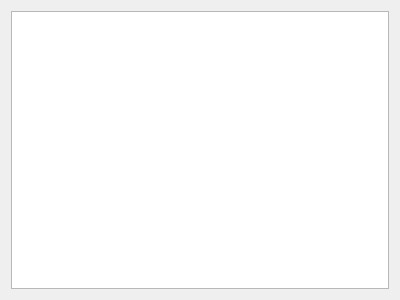
First picture: the form in src/gui/openingtreewidget.ui, repository madnight/chessx, before the edit.
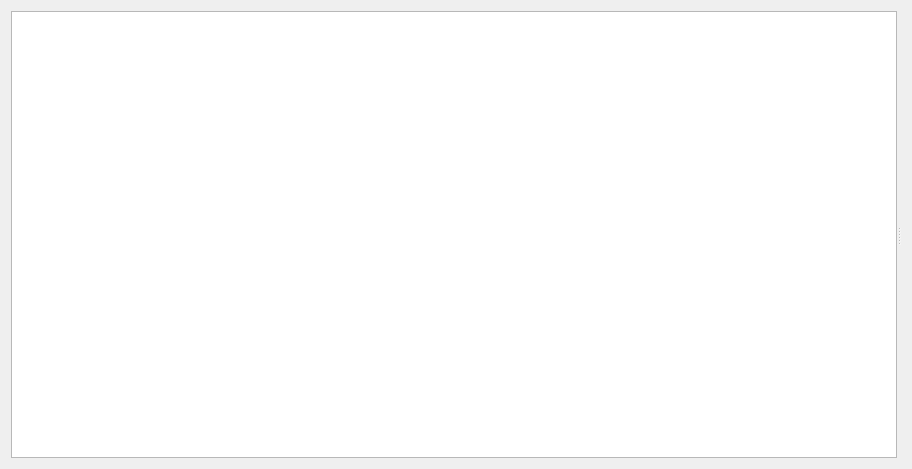
Second picture: the form after the edit. Custom widgets are drawn as their Qt base class.

Commit message: Resizable Boardview in Opening Tree

The edit to the form file:
```diff
--- a/src/gui/openingtreewidget.ui
+++ b/src/gui/openingtreewidget.ui
@@ -6,19 +6,34 @@
    <rect>
     <x>0</x>
     <y>0</y>
-    <width>400</width>
-    <height>300</height>
+    <width>912</width>
+    <height>469</height>
    </rect>
   </property>
   <property name="windowTitle">
    <string>Form</string>
   </property>
-  <layout class="QHBoxLayout" name="horizontalLayout">
+  <layout class="QVBoxLayout" name="verticalLayout">
+   <item>
+    <widget class="QSplitter" name="splitter">
+     <property name="orientation">
+      <enum>Qt::Horizontal</enum>
+     </property>
+     <widget class="QWidget" name="LeftWidget" native="true">
+      <layout class="QVBoxLayout" name="verticalLayout_2">
    <item>
     <widget class="TableView" name="OpeningTreeView"/>
    </item>
+      </layout>
+     </widget>
+     <widget class="QWidget" name="RightWidget" native="true">
+      <layout class="QHBoxLayout" name="horizontalLayout">
    <item>
     <layout class="QVBoxLayout" name="OpeningBoardWidget"/>
+       </item>
+      </layout>
+     </widget>
+    </widget>
    </item>
   </layout>
  </widget>
```
Lines whose indentation alone changed are shown as unchanged. The commit also changes 1 other file.
